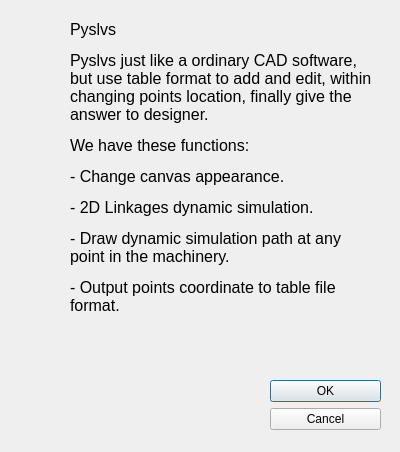
Old version of the form core/info/help.ui in the repository KmolYuan/Pyslvs-UI.
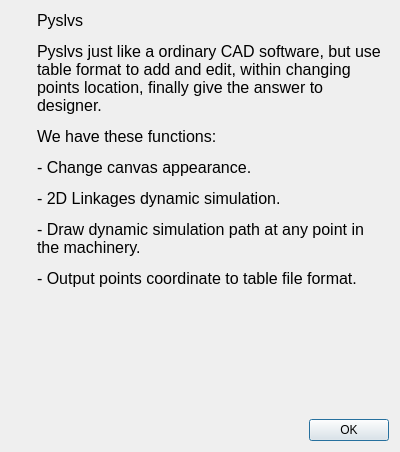
New version of the form. Icons and pictures are not drawn.

Diff of the .ui file:
```diff
--- a/core/info/help.ui
+++ b/core/info/help.ui
@@ -41,34 +41,13 @@
   <property name="modal">
    <bool>true</bool>
   </property>
-  <widget class="QDialogButtonBox" name="buttonBox">
-   <property name="geometry">
-    <rect>
-     <x>270</x>
-     <y>380</y>
-     <width>111</width>
-     <height>71</height>
-    </rect>
-   </property>
-   <property name="whatsThis">
-    <string>Click to exit</string>
-   </property>
-   <property name="orientation">
-    <enum>Qt::Vertical</enum>
-   </property>
-   <property name="standardButtons">
-    <set>QDialogButtonBox::Cancel|QDialogButtonBox::Ok</set>
-   </property>
-  </widget>
+  <layout class="QVBoxLayout" name="verticalLayout_2">
+   <item>
+    <layout class="QHBoxLayout" name="horizontalLayout">
+     <item>
+      <layout class="QVBoxLayout" name="verticalLayout">
+       <item>
   <widget class="QLabel" name="label">
-   <property name="geometry">
-    <rect>
-     <x>10</x>
-     <y>10</y>
-     <width>51</width>
-     <height>51</height>
-    </rect>
-   </property>
    <property name="whatsThis">
     <string>Pyslvs Icon!</string>
    </property>
@@ -79,15 +58,24 @@
     <pixmap resource="../../icons.qrc">:/icons/main.png</pixmap>
    </property>
   </widget>
+       </item>
+       <item>
+        <spacer name="verticalSpacer">
+         <property name="orientation">
+          <enum>Qt::Vertical</enum>
+         </property>
+         <property name="sizeHint" stdset="0">
+          <size>
+           <width>20</width>
+           <height>40</height>
+          </size>
+         </property>
+        </spacer>
+       </item>
+      </layout>
+     </item>
+     <item>
   <widget class="QLabel" name="label_2">
-   <property name="geometry">
-    <rect>
-     <x>70</x>
-     <y>20</y>
-     <width>311</width>
-     <height>351</height>
-    </rect>
-   </property>
    <property name="whatsThis">
     <string>Version Info</string>
    </property>
@@ -104,6 +92,46 @@
     <bool>true</bool>
    </property>
   </widget>
+     </item>
+    </layout>
+   </item>
+   <item>
+    <layout class="QHBoxLayout" name="horizontalLayout_2">
+     <item>
+      <spacer name="horizontalSpacer">
+       <property name="orientation">
+        <enum>Qt::Horizontal</enum>
+       </property>
+       <property name="sizeHint" stdset="0">
+        <size>
+         <width>40</width>
+         <height>20</height>
+        </size>
+       </property>
+      </spacer>
+     </item>
+     <item>
+      <widget class="QDialogButtonBox" name="buttonBox">
+       <property name="sizePolicy">
+        <sizepolicy hsizetype="Fixed" vsizetype="Fixed">
+         <horstretch>0</horstretch>
+         <verstretch>0</verstretch>
+        </sizepolicy>
+       </property>
+       <property name="whatsThis">
+        <string>Click to exit</string>
+       </property>
+       <property name="orientation">
+        <enum>Qt::Vertical</enum>
+       </property>
+       <property name="standardButtons">
+        <set>QDialogButtonBox::Ok</set>
+       </property>
+      </widget>
+     </item>
+    </layout>
+   </item>
+  </layout>
  </widget>
  <resources>
   <include location="../../icons.qrc"/>
```
Lines whose indentation alone changed are shown as unchanged.
